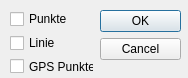
APIS-Luftbildarchiv/APIS, file APIS/forms/apis_view_flight_path_form.ui: the form before one commit.
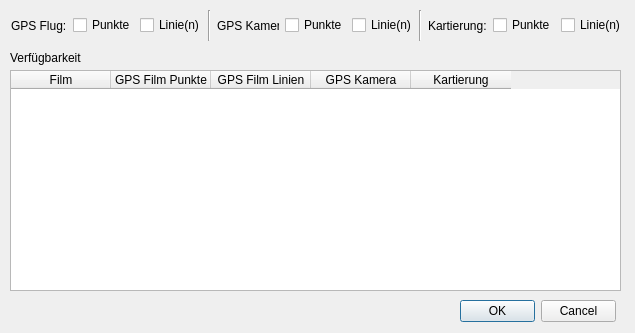
The form after the commit.

```diff
--- a/APIS/forms/apis_view_flight_path_form.ui
+++ b/APIS/forms/apis_view_flight_path_form.ui
@@ -6,8 +6,8 @@
    <rect>
     <x>0</x>
     <y>0</y>
-    <width>188</width>
-    <height>78</height>
+    <width>635</width>
+    <height>333</height>
    </rect>
   </property>
   <property name="windowTitle">
@@ -16,52 +16,165 @@
   <widget class="QDialogButtonBox" name="buttonBox">
    <property name="geometry">
     <rect>
-     <x>100</x>
-     <y>10</y>
-     <width>81</width>
-     <height>52</height>
+     <x>460</x>
+     <y>300</y>
+     <width>156</width>
+     <height>23</height>
     </rect>
    </property>
    <property name="orientation">
-    <enum>Qt::Vertical</enum>
+    <enum>Qt::Horizontal</enum>
    </property>
    <property name="standardButtons">
     <set>QDialogButtonBox::Cancel|QDialogButtonBox::Ok</set>
    </property>
   </widget>
-  <widget class="QWidget" name="verticalLayoutWidget">
+  <widget class="QTableWidget" name="uiFlightPathAvailabilityTable">
    <property name="geometry">
     <rect>
      <x>10</x>
+     <y>70</y>
+     <width>611</width>
+     <height>221</height>
+    </rect>
+   </property>
+   <property name="editTriggers">
+    <set>QAbstractItemView::NoEditTriggers</set>
+   </property>
+   <property name="selectionMode">
+    <enum>QAbstractItemView::NoSelection</enum>
+   </property>
+   <property name="selectionBehavior">
+    <enum>QAbstractItemView::SelectRows</enum>
+   </property>
+   <column>
+    <property name="text">
+     <string>Film</string>
+    </property>
+   </column>
+   <column>
+    <property name="text">
+     <string>GPS Film Punkte</string>
+    </property>
+   </column>
+   <column>
+    <property name="text">
+     <string>GPS Film Linien</string>
+    </property>
+   </column>
+   <column>
+    <property name="text">
+     <string>GPS Kamera</string>
+    </property>
+   </column>
+   <column>
+    <property name="text">
+     <string>Kartierung</string>
+    </property>
+   </column>
+  </widget>
+  <widget class="QWidget" name="horizontalLayoutWidget">
+   <property name="geometry">
+    <rect>
+     <x>11</x>
      <y>10</y>
-     <width>84</width>
-     <height>65</height>
+     <width>611</width>
+     <height>31</height>
     </rect>
    </property>
-   <layout class="QVBoxLayout" name="verticalLayout">
+   <layout class="QHBoxLayout" name="horizontalLayout">
     <item>
-     <widget class="QCheckBox" name="checkBox">
+     <widget class="QLabel" name="uiGpsFlightLbl">
       <property name="text">
+       <string>GPS Flug:</string>
+      </property>
+     </widget>
+    </item>
+    <item>
+     <widget class="QCheckBox" name="uiGpsFlightPointChk">
+      <property name="text">
        <string>Punkte</string>
       </property>
      </widget>
     </item>
     <item>
-     <widget class="QCheckBox" name="checkBox_2">
+     <widget class="QCheckBox" name="uiGpsFlightLineChk">
       <property name="text">
-       <string>Linie</string>
+       <string>Linie(n)</string>
       </property>
      </widget>
     </item>
     <item>
-     <widget class="QCheckBox" name="checkBox_3">
+     <widget class="Line" name="line_3">
+      <property name="orientation">
+       <enum>Qt::Vertical</enum>
+      </property>
+     </widget>
+    </item>
+    <item>
+     <widget class="QLabel" name="uiGpsCameraLbl">
       <property name="text">
-       <string>GPS Punkte</string>
+       <string>GPS Kamera:</string>
+      </property>
+     </widget>
+    </item>
+    <item>
+     <widget class="QCheckBox" name="uiGpsCameraPointChk">
+      <property name="text">
+       <string>Punkte</string>
+      </property>
+     </widget>
+    </item>
+    <item>
+     <widget class="QCheckBox" name="uiGpsCameraLineChk">
+      <property name="text">
+       <string>Linie(n)</string>
+      </property>
+     </widget>
+    </item>
+    <item>
+     <widget class="Line" name="line_4">
+      <property name="orientation">
+       <enum>Qt::Vertical</enum>
+      </property>
+     </widget>
+    </item>
+    <item>
+     <widget class="QLabel" name="uiMappingLbl">
+      <property name="text">
+       <string>Kartierung:</string>
+      </property>
+     </widget>
+    </item>
+    <item>
+     <widget class="QCheckBox" name="uiMappingPointChk">
+      <property name="text">
+       <string>Punkte</string>
+      </property>
+     </widget>
+    </item>
+    <item>
+     <widget class="QCheckBox" name="uiMappingLineChk">
+      <property name="text">
+       <string>Linie(n)</string>
       </property>
      </widget>
     </item>
    </layout>
   </widget>
+  <widget class="QLabel" name="label">
+   <property name="geometry">
+    <rect>
+     <x>10</x>
+     <y>50</y>
+     <width>71</width>
+     <height>16</height>
+    </rect>
+   </property>
+   <property name="text">
+    <string>Verfügbarkeit:</string>
+   </property>
+  </widget>
  </widget>
  <resources/>
  <connections>
```
Left out of the diff: 6 changed lines with no effect on the pictures.
